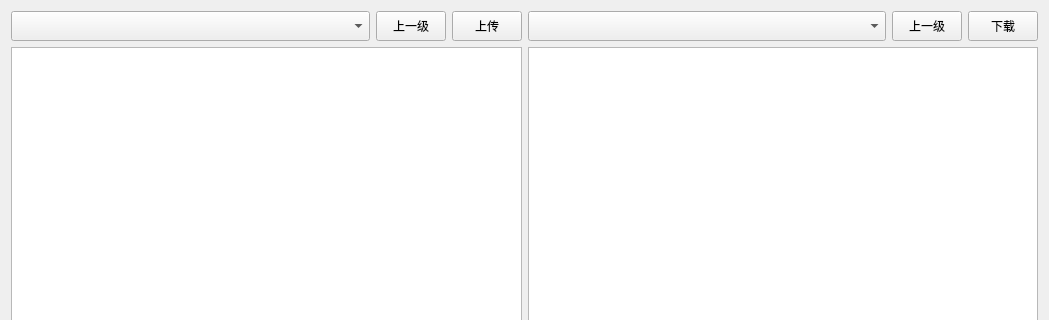
lishaoxuboy/NetWrokDisk, file client/upload.ui: the form before one commit; both pictures show x 0 to 1049 and y 0 to 320 of the 1049 by 682 pixel window.
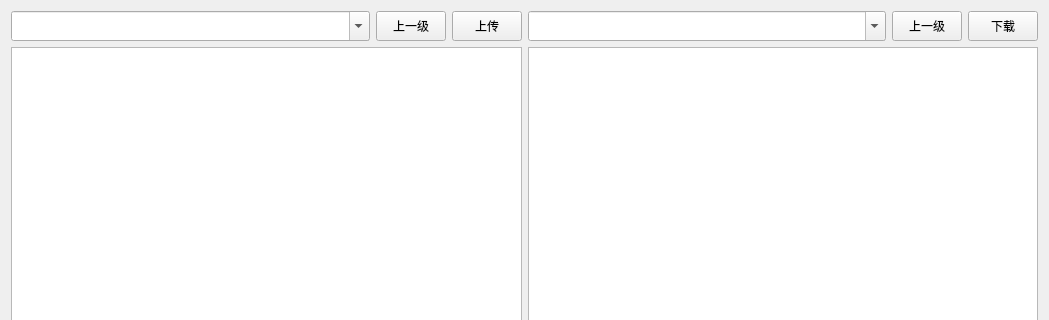
The form after the commit.

```diff
--- a/client/upload.ui
+++ b/client/upload.ui
@@ -16,6 +16,9 @@
   <layout class="QGridLayout" name="gridLayout">
    <item row="0" column="3">
     <widget class="QComboBox" name="RemoteComboBox">
+     <property name="enabled">
+      <bool>true</bool>
+     </property>
      <property name="minimumSize">
       <size>
        <width>0</width>
@@ -27,6 +30,9 @@
        <pointsize>11</pointsize>
       </font>
      </property>
+     <property name="editable">
+      <bool>true</bool>
+     </property>
     </widget>
    </item>
    <item row="0" column="4">
@@ -47,6 +53,9 @@
    </item>
    <item row="0" column="0">
     <widget class="QComboBox" name="LocalComboBox">
+     <property name="enabled">
+      <bool>true</bool>
+     </property>
      <property name="minimumSize">
       <size>
        <width>0</width>
@@ -58,6 +67,15 @@
        <pointsize>11</pointsize>
       </font>
      </property>
+     <property name="acceptDrops">
+      <bool>false</bool>
+     </property>
+     <property name="toolTip">
+      <string/>
+     </property>
+     <property name="editable">
+      <bool>true</bool>
+     </property>
     </widget>
    </item>
    <item row="0" column="5">
```
